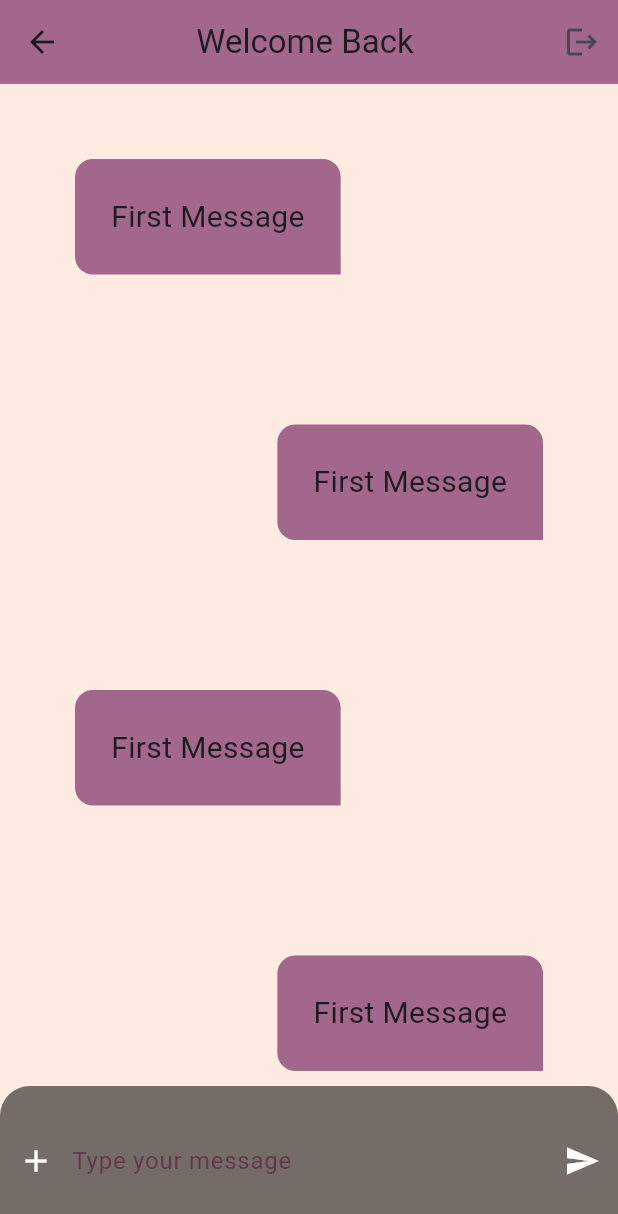
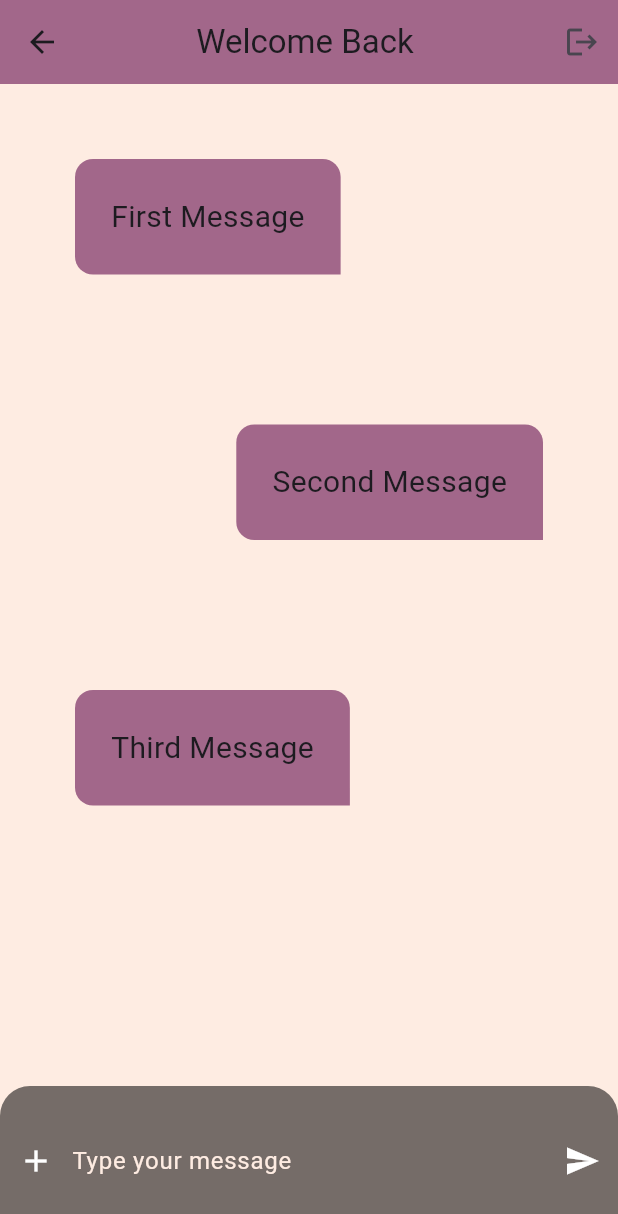
Before and after one commit to aelise17264/flutter_essentials, a Flutter app: the ChatPage screen opened directly with empty values, on a phone screen of 412 x 824 dp. Shown: the top 1214 px of the screen. Run offline on Flutter 3.47's test engine with Material 3 defaults, Android fonts, the phone set to English and light mode, and no system bars; our stand-ins replace flutter_social_button, google_fonts.

Commit message:
using created class to pass dynamic message data

```diff
--- a/flutter_application_1/lib/chatpage.dart
+++ b/flutter_application_1/lib/chatpage.dart
@@ -1,15 +1,36 @@
-// ignore_for_file: prefer_const_constructors, sort_child_properties_last, prefer_const_literals_to_create_immutables
+// ignore_for_file: prefer_const_constructors, sort_child_properties_last, prefer_const_literals_to_create_immutables, use_super_parameters, prefer_final_fields
 
 import 'package:flutter/cupertino.dart';
 import 'package:flutter/material.dart';
 import 'package:flutter/widgets.dart';
 import 'package:flutter_application_1/models/chatmessage.dart';
-import 'package:flutter_application_1/utils/brandcolors.dart';
 import 'package:flutter_application_1/widgets/chatbubble.dart';
 import 'package:flutter_application_1/widgets/chatinput.dart';
 
 class ChatPage extends StatelessWidget {
-  const ChatPage({Key? key}) : super(key: key);
+  ChatPage({Key? key}) : super(key: key);
+  final imageAddress = Image.asset('resource/catnap.jpg');
+
+  List<ChatMessage> _messages = [
+    ChatMessage(
+      text: "First Message",
+      id: '1',
+      createdAt: 2131231242,
+      author: Author(userName: 'opal1'),
+    ),
+    ChatMessage(
+      text: "Second Message",
+      id: '1',
+      createdAt: 2131231242,
+      author: Author(userName: 'fred2'),
+    ),
+    ChatMessage(
+      text: "Third Message",
+      id: '1',
+      createdAt: 2131231242,
+      author: Author(userName: 'opal1'),
+    ),
+  ];
 
   // get onPressed => null;
   // final String username;
@@ -36,17 +57,13 @@ class ChatPage extends StatelessWidget {
           Expanded(
               flex: 1,
               child: ListView.builder(
-                  itemCount: 4,
+                  itemCount: _messages.length,
                   itemBuilder: (context, index) {
                     return ChatBubble(
                         alignment: index % 2 == 0
                             ? Alignment.centerLeft
                             : Alignment.centerRight,
-                        message: ChatMessage(
-                            id: '4321',
-                            text: 'First Message',
-                            createdAt: DateTime.now().microsecondsSinceEpoch,
-                            author: Author(userName: "user2")));
+                        message: _messages[index]);
                   })
               // (children: [
               //   ChatBubble(
--- a/flutter_application_1/lib/widgets/chatinput.dart
+++ b/flutter_application_1/lib/widgets/chatinput.dart
@@ -35,7 +35,7 @@ class ChatInput extends StatelessWidget {
                 decoration: InputDecoration(
                   border: InputBorder.none,
                   hintText: "Type your message",
-                  hintStyle: TextStyle(color: BrandColor.secondaryColor),
+                  hintStyle: TextStyle(color: BrandColor.backgroundColor),
                 ),
               ),
             ),
```
